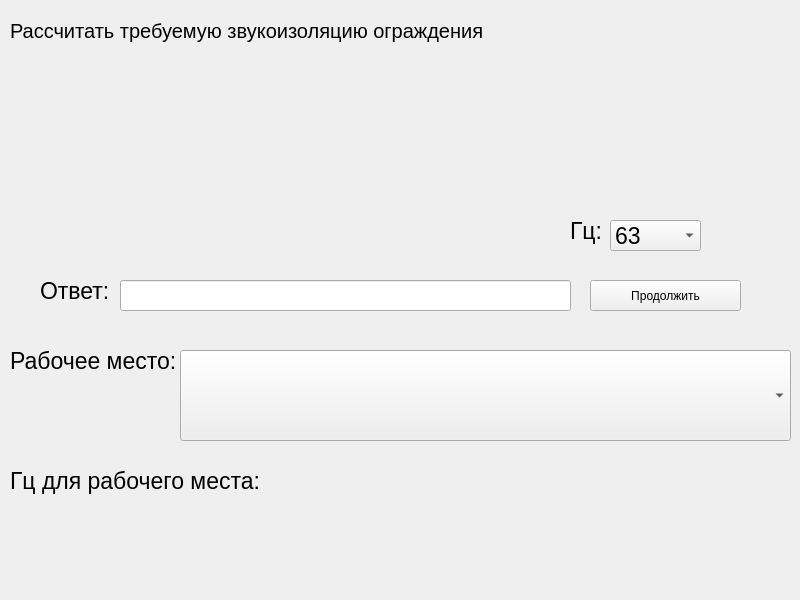
Above: ui/SecondTask/firstSlide.ui from goldduck11/Ecology before the change. Below: the same form after it.
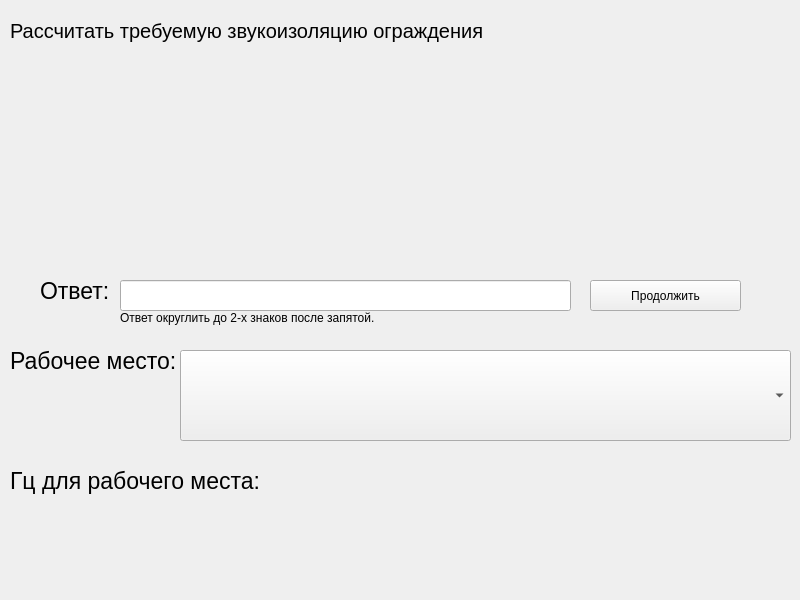
That is the form after the change. Icons and pictures are not drawn.

What changed in the file:
```diff
--- a/ui/SecondTask/firstSlide.ui
+++ b/ui/SecondTask/firstSlide.ui
@@ -51,7 +51,7 @@
     <property name="geometry">
      <rect>
       <x>140</x>
-      <y>120</y>
+      <y>80</y>
       <width>501</width>
       <height>111</height>
      </rect>
@@ -94,80 +94,6 @@
      <string>Рассчитать требуемую звукоизоляцию ограждения</string>
     </property>
    </widget>
-   <widget class="QLabel" name="label_4">
-    <property name="geometry">
-     <rect>
-      <x>570</x>
-      <y>210</y>
-      <width>101</width>
-      <height>41</height>
-     </rect>
-    </property>
-    <property name="font">
-     <font>
-      <pointsize>17</pointsize>
-     </font>
-    </property>
-    <property name="text">
-     <string>Гц:</string>
-    </property>
-   </widget>
-   <widget class="QComboBox" name="comboBox">
-    <property name="geometry">
-     <rect>
-      <x>610</x>
-      <y>220</y>
-      <width>91</width>
-      <height>31</height>
-     </rect>
-    </property>
-    <property name="font">
-     <font>
-      <pointsize>17</pointsize>
-     </font>
-    </property>
-    <property name="styleSheet">
-     <string notr="true"/>
-    </property>
-    <property name="minimumContentsLength">
-     <number>0</number>
-    </property>
-    <item>
-     <property name="text">
-      <string>63</string>
-     </property>
-    </item>
-    <item>
-     <property name="text">
-      <string>125</string>
-     </property>
-    </item>
-    <item>
-     <property name="text">
-      <string>250</string>
-     </property>
-    </item>
-    <item>
-     <property name="text">
-      <string>500</string>
-     </property>
-    </item>
-    <item>
-     <property name="text">
-      <string>1000</string>
-     </property>
-    </item>
-    <item>
-     <property name="text">
-      <string>2000</string>
-     </property>
-    </item>
-    <item>
-     <property name="text">
-      <string>4000</string>
-     </property>
-    </item>
-   </widget>
    <widget class="QComboBox" name="comboBox_2">
     <property name="geometry">
      <rect>
@@ -292,6 +218,19 @@
      <string/>
     </property>
    </widget>
+   <widget class="QLabel" name="label_10">
+    <property name="geometry">
+     <rect>
+      <x>120</x>
+      <y>310</y>
+      <width>271</width>
+      <height>16</height>
+     </rect>
+    </property>
+    <property name="text">
+     <string>Ответ округлить до 2-х знаков после запятой.</string>
+    </property>
+   </widget>
   </widget>
  </widget>
  <resources/>
```
Left out of the diff: 4 changed lines with no effect on the pictures.
